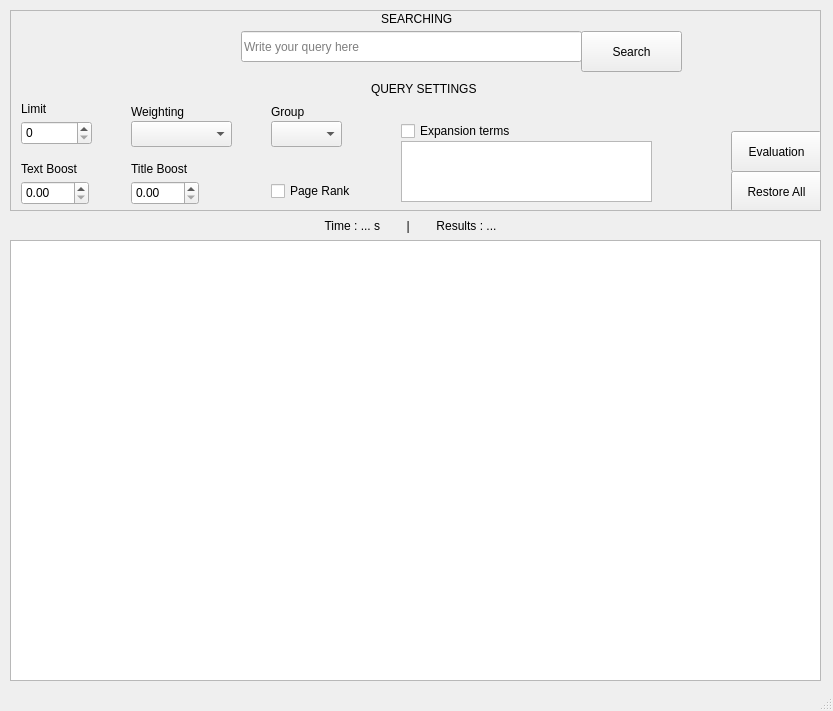
Above: GUI/mainWindow.ui from GabrieleSavoia/search-engine-wikipedia before the change. Below: the same form after it.
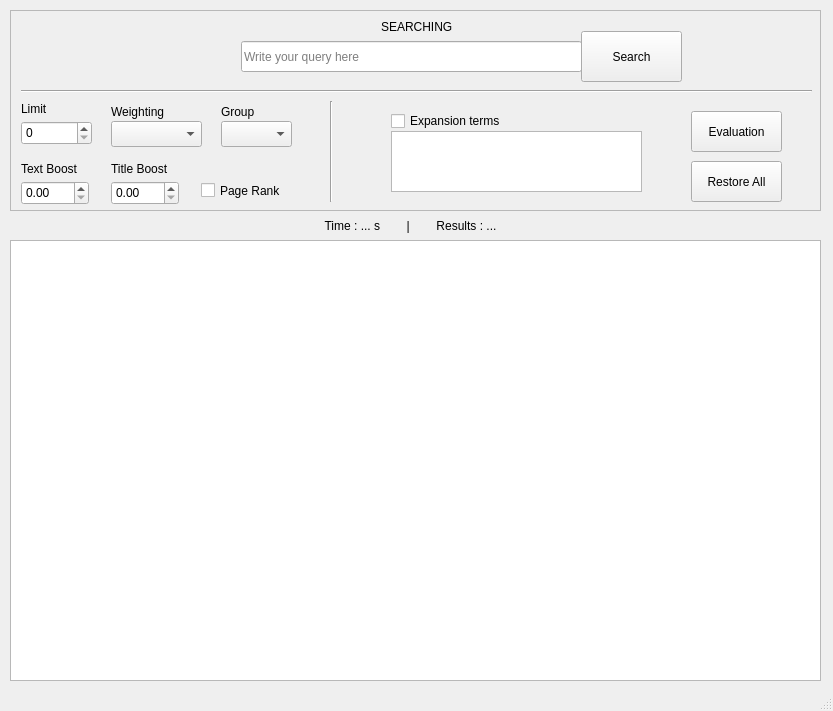
That is the form after the change.

```diff
--- a/GUI/mainWindow.ui
+++ b/GUI/mainWindow.ui
@@ -117,7 +117,7 @@
       <property name="geometry">
        <rect>
         <x>230</x>
-        <y>20</y>
+        <y>30</y>
         <width>341</width>
         <height>31</height>
        </rect>
@@ -156,7 +156,7 @@
         <x>570</x>
         <y>20</y>
         <width>101</width>
-        <height>41</height>
+        <height>51</height>
        </rect>
       </property>
       <property name="text">
@@ -167,9 +167,9 @@
       <property name="geometry">
        <rect>
         <x>370</x>
-        <y>0</y>
-        <width>81</width>
-        <height>16</height>
+        <y>5</y>
+        <width>111</width>
+        <height>21</height>
        </rect>
       </property>
       <property name="text">
@@ -186,19 +186,6 @@
        </rect>
       </property>
      </widget>
-     <widget class="QLabel" name="query_setting_label">
-      <property name="geometry">
-       <rect>
-        <x>360</x>
-        <y>70</y>
-        <width>121</width>
-        <height>16</height>
-       </rect>
-      </property>
-      <property name="text">
-       <string>QUERY SETTINGS</string>
-      </property>
-     </widget>
      <widget class="QLabel" name="limit_labe">
       <property name="geometry">
        <rect>
@@ -215,7 +202,7 @@
      <widget class="QLabel" name="weighting_label">
       <property name="geometry">
        <rect>
-        <x>120</x>
+        <x>100</x>
         <y>90</y>
         <width>61</width>
         <height>21</height>
@@ -228,9 +215,9 @@
      <widget class="QComboBox" name="weighting_combo">
       <property name="geometry">
        <rect>
-        <x>120</x>
+        <x>100</x>
         <y>110</y>
-        <width>101</width>
+        <width>91</width>
         <height>26</height>
        </rect>
       </property>
@@ -238,7 +225,7 @@
      <widget class="QComboBox" name="groupCombo">
       <property name="geometry">
        <rect>
-        <x>260</x>
+        <x>210</x>
         <y>110</y>
         <width>71</width>
         <height>26</height>
@@ -248,7 +235,7 @@
      <widget class="QLabel" name="groupLabel">
       <property name="geometry">
        <rect>
-        <x>260</x>
+        <x>210</x>
         <y>90</y>
         <width>41</width>
         <height>21</height>
@@ -274,7 +261,7 @@
      <widget class="QLabel" name="title_boost_label">
       <property name="geometry">
        <rect>
-        <x>120</x>
+        <x>100</x>
         <y>150</y>
         <width>71</width>
         <height>16</height>
@@ -300,7 +287,7 @@
      <widget class="QDoubleSpinBox" name="title_boost_spin">
       <property name="geometry">
        <rect>
-        <x>120</x>
+        <x>100</x>
         <y>170</y>
         <width>68</width>
         <height>24</height>
@@ -313,8 +300,8 @@
      <widget class="QPushButton" name="query_setting_restore_button">
       <property name="geometry">
        <rect>
-        <x>720</x>
-        <y>160</y>
+        <x>680</x>
+        <y>150</y>
         <width>91</width>
         <height>41</height>
        </rect>
@@ -326,8 +313,8 @@
      <widget class="QTextBrowser" name="expandedTerms">
       <property name="geometry">
        <rect>
-        <x>390</x>
-        <y>130</y>
+        <x>380</x>
+        <y>120</y>
         <width>251</width>
         <height>61</height>
        </rect>
@@ -336,8 +323,8 @@
      <widget class="QCheckBox" name="expansion_checkBox">
       <property name="geometry">
        <rect>
-        <x>390</x>
-        <y>110</y>
+        <x>380</x>
+        <y>100</y>
         <width>131</width>
         <height>20</height>
        </rect>
@@ -349,10 +336,10 @@
      <widget class="QCheckBox" name="page_rank_checkbox">
       <property name="geometry">
        <rect>
-        <x>260</x>
-        <y>170</y>
-        <width>91</width>
-        <height>20</height>
+        <x>190</x>
+        <y>169</y>
+        <width>101</width>
+        <height>21</height>
        </rect>
       </property>
       <property name="text">
@@ -362,8 +349,8 @@
      <widget class="QPushButton" name="evaluation">
       <property name="geometry">
        <rect>
-        <x>720</x>
-        <y>120</y>
+        <x>680</x>
+        <y>100</y>
         <width>91</width>
         <height>41</height>
        </rect>
@@ -372,6 +359,32 @@
        <string>Evaluation</string>
       </property>
      </widget>
+     <widget class="Line" name="line">
+      <property name="geometry">
+       <rect>
+        <x>10</x>
+        <y>70</y>
+        <width>791</width>
+        <height>20</height>
+       </rect>
+      </property>
+      <property name="orientation">
+       <enum>Qt::Horizontal</enum>
+      </property>
+     </widget>
+     <widget class="Line" name="line_2">
+      <property name="geometry">
+       <rect>
+        <x>310</x>
+        <y>90</y>
+        <width>20</width>
+        <height>101</height>
+       </rect>
+      </property>
+      <property name="orientation">
+       <enum>Qt::Vertical</enum>
+      </property>
+     </widget>
     </widget>
    </widget>
   </widget>
```
